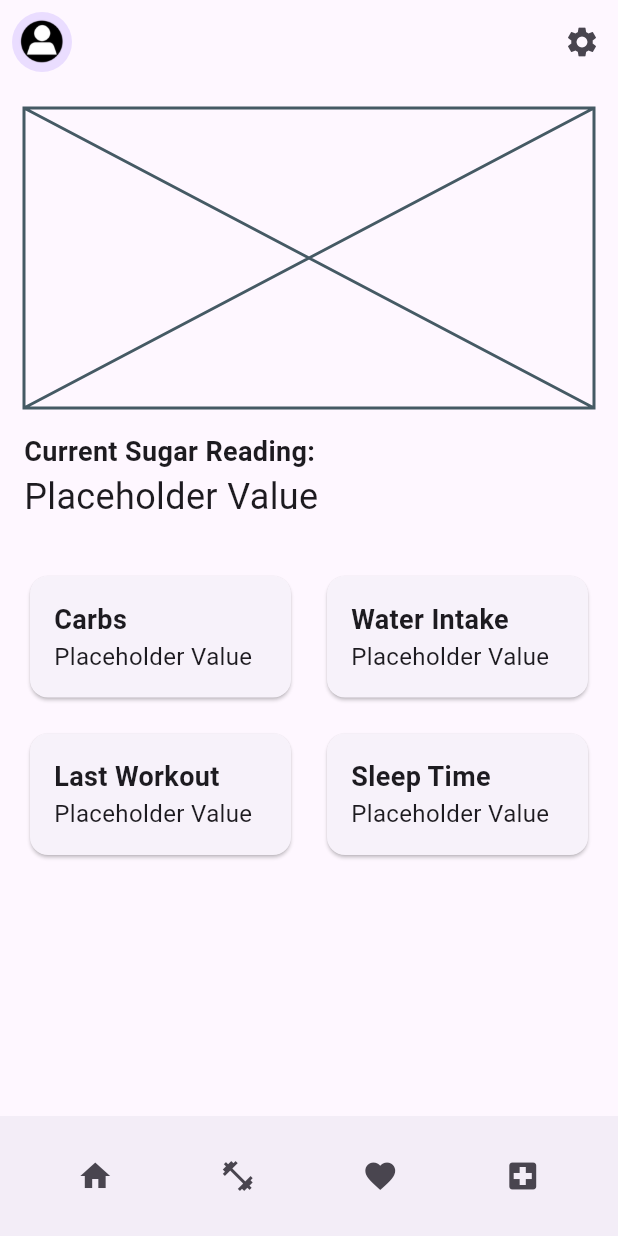
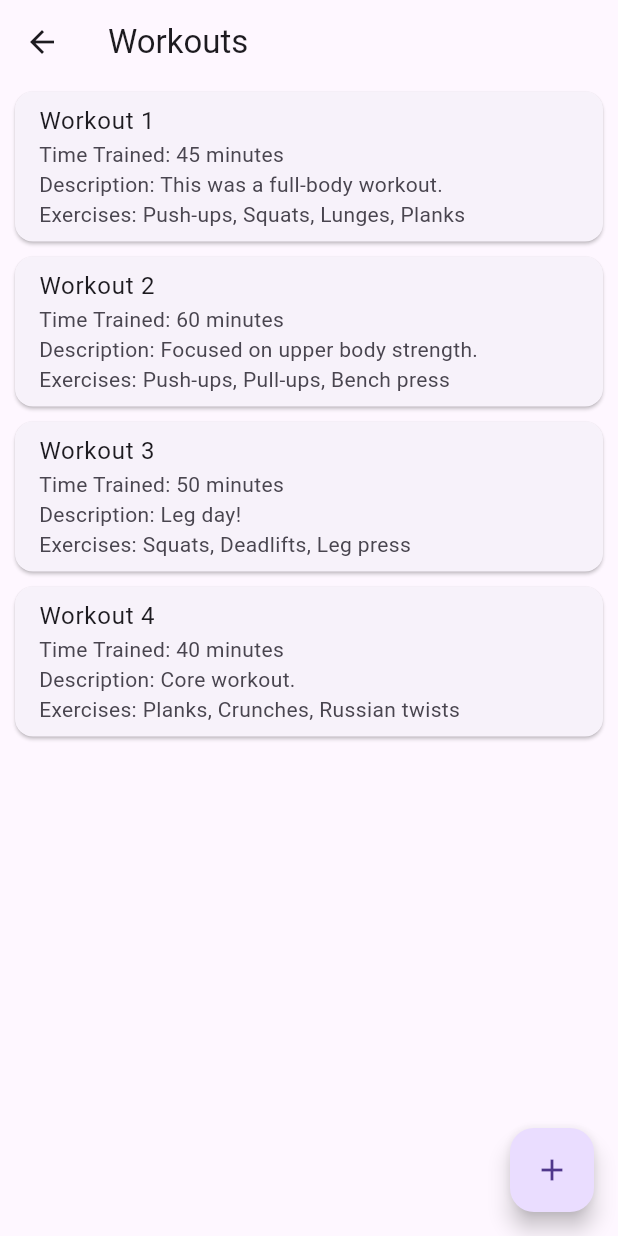
Before and after one commit to NathanLombardRetro/vitaflowplus, a Flutter app: the screen it shows once a user with an empty profile is signed in, after a tap on the "fitness center" icon, on a phone screen of 412 x 824 dp. Run offline on Flutter 3.47's test engine with Material 3 defaults, Android fonts, the phone set to English and light mode, and no system bars; our stand-ins replace cloud_firestore, firebase_auth, firebase_core; accounts and stored records are empty.

Commit message:
Added default pages to setup later

```diff
--- a/lib/ui/dashboard/dashboard_page.dart
+++ b/lib/ui/dashboard/dashboard_page.dart
@@ -1,7 +1,9 @@
 import 'package:cloud_firestore/cloud_firestore.dart';
 import 'package:firebase_auth/firebase_auth.dart';
 import 'package:flutter/material.dart';
+import 'package:vitaflowplus/ui/healthpage/viewhealth/viewhealth_page.dart';
 import 'package:vitaflowplus/ui/testBluetooth/testBlue_page.dart';
+import 'package:vitaflowplus/ui/workouts/workout/workouts.dart';
 
 class Dashboard extends StatefulWidget {
    Dashboard({super.key});
@@ -18,13 +20,9 @@ class _MyWidgetState extends State<Dashboard> {
   final user = FirebaseAuth.instance.currentUser!;
 
   Future<DocumentSnapshot> getUserData() async {
-    if (user != null) {
-      final userUID = user.uid;
-      return await FirebaseFirestore.instance.collection('users').doc(userUID).get();
-    } else {
-      throw Exception('User is not logged in');
+    final userUID = user.uid;
+    return await FirebaseFirestore.instance.collection('users').doc(userUID).get();
     }
-  }
 
   void _showPopupMenu(BuildContext context) async {
   await showMenu(
@@ -236,7 +234,12 @@ class _MyWidgetState extends State<Dashboard> {
               icon: Icon(Icons.home),
             ),
             IconButton(
-              onPressed: () {}, // Placeholder function for workout action
+              onPressed: () {
+                Navigator.push(
+                  context,
+                  MaterialPageRoute(builder: (context) => WorkoutsPage()),
+                );
+              },
               icon: Icon(Icons.fitness_center),
             ),
             IconButton(
@@ -249,7 +252,12 @@ class _MyWidgetState extends State<Dashboard> {
               icon: Icon(Icons.favorite),
             ),
             IconButton(
-              onPressed: () {}, // Placeholder function for glucose level action
+              onPressed: () {
+                Navigator.push(
+                  context,
+                  MaterialPageRoute(builder: (context) => SleepWaterPage()),
+                );
+              },
               icon: Icon(Icons.local_hospital),
             ),
           ],
--- a/lib/ui/testBluetooth/testBlue_page.dart
+++ b/lib/ui/testBluetooth/testBlue_page.dart
@@ -75,7 +75,6 @@ class _DeviceScannerPageState extends State<DeviceScannerPage> {
                 print('Insulin Dose: $insulinDose');
                 print('Insulin Type: $insulinType');
 
-                // Clear the form fields
                 bloodSugarController.clear();
                 lastMealController.clear();
                 insulinDoseController.clear();
--- /dev/null
+++ b/lib/ui/workouts/addWorkout/addWorkout.dart
@@ -0,0 +1,15 @@
+import 'package:flutter/material.dart';
+
+class AddWorkoutPage extends StatelessWidget {
+  @override
+  Widget build(BuildContext context) {
+    return Scaffold(
+      appBar: AppBar(
+        title: Text("Add Workout"),
+      ),
+      body: Center(
+        child: Text("Add Workout Page"),
+      ),
+    );
+  }
+}
--- /dev/null
+++ b/lib/ui/workouts/workout/workouts.dart
@@ -0,0 +1,105 @@
+import 'package:flutter/material.dart';
+import 'package:vitaflowplus/ui/workouts/addWorkout/addWorkout.dart';
+
+class Workout {
+  final String name;
+  final String description;
+  final String timeTrained;
+  final List<String> exercises;
+
+  Workout({
+    required this.name,
+    required this.description,
+    required this.timeTrained,
+    required this.exercises,
+  });
+}
+
+
+class WorkoutsPage extends StatefulWidget {
+  @override
+  _WorkoutsPageState createState() => _WorkoutsPageState();
+}
+
+
+class _WorkoutsPageState extends State<WorkoutsPage> {
+  // Example list of workouts
+  List<Workout> workouts = [
+    Workout(
+      name: "Workout 1",
+      description: "This was a full-body workout.",
+      timeTrained: "45 minutes",
+      exercises: ["Push-ups", "Squats", "Lunges", "Planks"],
+    ),
+    Workout(
+      name: "Workout 2",
+      description: "Focused on upper body strength.",
+      timeTrained: "60 minutes",
+      exercises: ["Push-ups", "Pull-ups", "Bench press"],
+    ),
+    Workout(
+      name: "Workout 3",
+      description: "Leg day!",
+      timeTrained: "50 minutes",
+      exercises: ["Squats", "Deadlifts", "Leg press"],
+    ),
+    Workout(
+      name: "Workout 4",
+      description: "Core workout.",
+      timeTrained: "40 minutes",
+      exercises: ["Planks", "Crunches", "Russian twists"],
+    ),
+    // Add more workouts as needed
+  ];
+
+  // Method to navigate to the workout stats page
+  void _viewStats(Workout workout) {
+    // Replace this with navigation to the stats page
+    print("Viewing stats for ${workout.name}");
+  }
+
+  // Method to navigate to the upload workout page
+  void _uploadWorkout() {
+    // Replace this with navigation to the upload workout page
+    print("Navigating to upload workout page");
+  }
+
+  @override
+  Widget build(BuildContext context) {
+    return Scaffold(
+      appBar: AppBar(
+        title: Text("Workouts"),
+      ),
+      body: ListView.builder(
+        itemCount: workouts.length,
+        itemBuilder: (BuildContext context, int index) {
+          final workout = workouts[index];
+          return Card(
+            margin: EdgeInsets.symmetric(horizontal: 10, vertical: 5),
+            child: ListTile(
+              title: Text(workout.name),
+              subtitle: Column(
+                crossAxisAlignment: CrossAxisAlignment.start,
+                children: [
+                  Text("Time Trained: ${workout.timeTrained}"),
+                  Text("Description: ${workout.description}"),
+                  Text("Exercises: ${workout.exercises.join(", ")}"),
+                ],
+              ),
+              onTap: () => _viewStats(workout),
+            ),
+          );
+        },
+      ),
+      floatingActionButton: FloatingActionButton(
+        onPressed: () {
+                Navigator.push(
+                  context,
+                  MaterialPageRoute(builder: (context) => AddWorkoutPage()),
+                );
+              },
+        child: Icon(Icons.add),
+      ),
+    );
+  }
+}
```
Also changed, not shown: lib/ui/healthpage/viewhealth/viewhealth_page.dart (added, +59 -0 lines).
